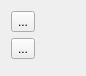
This is words/part/pagetool/SimpleHeaderFooterWidget.ui in KDE/calligra as Qt 5 draws it before an edit. The edited form follows.
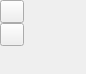
This is the edited form.

The edit to the form file:
```diff
--- a/words/part/pagetool/SimpleHeaderFooterWidget.ui
+++ b/words/part/pagetool/SimpleHeaderFooterWidget.ui
@@ -11,19 +11,29 @@
    </rect>
   </property>
   <layout class="QVBoxLayout" name="verticalLayout">
+   <property name="spacing">
+    <number>0</number>
+   </property>
+   <property name="leftMargin">
+    <number>0</number>
+   </property>
+   <property name="topMargin">
+    <number>0</number>
+   </property>
+   <property name="rightMargin">
+    <number>0</number>
+   </property>
+   <property name="bottomMargin">
+    <number>0</number>
+   </property>
+   <property name="spacing">
+    <number>6</number>
+   </property>
    <item>
-    <widget class="QToolButton" name="insertHeader">
-     <property name="text">
-      <string>...</string>
-     </property>
-    </widget>
+    <widget class="QToolButton" name="insertHeader" />
    </item>
    <item>
-    <widget class="QToolButton" name="insertFooter">
-     <property name="text">
-      <string>...</string>
-     </property>
-    </widget>
+    <widget class="QToolButton" name="insertFooter" />
    </item>
    <item>
     <widget class="QWidget" name="SpecialSpacer" native="true"/>
```
